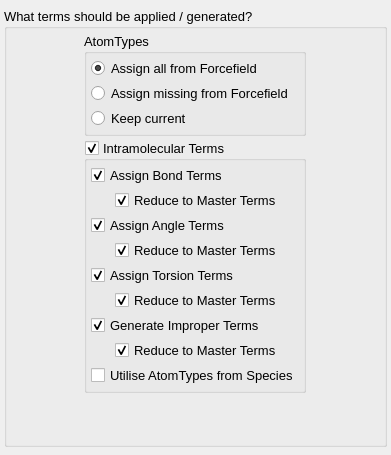
Before: the Qt Designer form src/gui/addforcefieldtermswizard.ui in disorderedmaterials/dissolve, drawn with Qt 5.
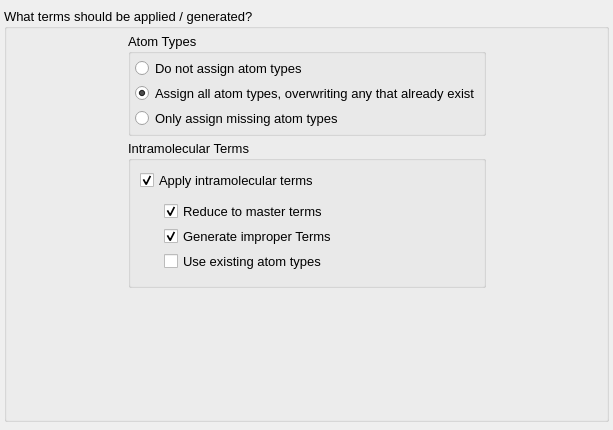
After: the same form once the commit is applied. The open tabs and pages were chosen to show the change. Custom widgets are drawn as their Qt base class.

Commit message: Simplify add forcefield terms dialog, and set charges from atomtypes directly to atoms.

What changed in the file:
```diff
--- a/src/gui/addforcefieldtermswizard.ui
+++ b/src/gui/addforcefieldtermswizard.ui
@@ -6,8 +6,8 @@
    <rect>
     <x>0</x>
     <y>0</y>
-    <width>391</width>
-    <height>455</height>
+    <width>613</width>
+    <height>430</height>
    </rect>
   </property>
   <property name="font">
@@ -123,7 +123,7 @@
             <item>
              <widget class="QGroupBox" name="AssignTypesGroup">
               <property name="title">
-               <string>AtomTypes</string>
+               <string>Atom Types</string>
               </property>
               <layout class="QVBoxLayout" name="verticalLayout_5">
                <property name="spacing">
@@ -141,10 +141,17 @@
                <property name="bottomMargin">
                 <number>4</number>
                </property>
+               <item>
+                <widget class="QRadioButton" name="AtomTypesKeepCurrentRadio">
+                 <property name="text">
+                  <string>Do not assign atom types</string>
+                 </property>
+                </widget>
+               </item>
                <item>
                 <widget class="QRadioButton" name="AtomTypesAssignAllRadio">
                  <property name="text">
-                  <string>Assign all from Forcefield</string>
+                  <string>Assign all atom types, overwriting any that already exist</string>
                  </property>
                  <property name="checked">
                   <bool>true</bool>
@@ -154,14 +161,7 @@
                <item>
                 <widget class="QRadioButton" name="AtomTypesAssignMissingRadio">
                  <property name="text">
-                  <string>Assign missing from Forcefield</string>
-                 </property>
-                </widget>
-               </item>
-               <item>
-                <widget class="QRadioButton" name="AtomTypesKeepCurrentRadio">
-                 <property name="text">
-                  <string>Keep current</string>
+                  <string>Only assign missing atom types</string>
                  </property>
                 </widget>
                </item>
@@ -174,47 +174,31 @@
                <string>Intramolecular Terms</string>
               </property>
               <property name="checkable">
-               <bool>true</bool>
+               <bool>false</bool>
               </property>
-              <layout class="QGridLayout" name="gridLayout">
-               <property name="leftMargin">
-                <number>4</number>
-               </property>
-               <property name="topMargin">
-                <number>4</number>
-               </property>
-               <property name="rightMargin">
-                <number>4</number>
-               </property>
-               <property name="bottomMargin">
-                <number>4</number>
-               </property>
-               <property name="spacing">
-                <number>4</number>
-               </property>
-               <item row="0" column="0" colspan="2">
-                <widget class="QCheckBox" name="BondTermsCheck">
-                 <property name="sizePolicy">
-                  <sizepolicy hsizetype="Preferred" vsizetype="Fixed">
-                   <horstretch>0</horstretch>
-                   <verstretch>0</verstretch>
-                  </sizepolicy>
-                 </property>
+              <layout class="QVBoxLayout" name="verticalLayout_2">
+               <item>
+                <widget class="QCheckBox" name="ApplyIntramolecularTermsCheck">
                  <property name="text">
-                  <string>Assign Bond Terms</string>
+                  <string>Apply intramolecular terms</string>
                  </property>
                  <property name="checked">
                   <bool>true</bool>
                  </property>
                 </widget>
                </item>
-               <item row="1" column="0">
+               <item>
+                <layout class="QHBoxLayout" name="horizontalLayout_2">
+                 <property name="spacing">
+                  <number>0</number>
+                 </property>
+                 <item>
                 <spacer name="horizontalSpacer">
                  <property name="orientation">
                   <enum>Qt::Horizontal</enum>
                  </property>
                  <property name="sizeType">
-                  <enum>QSizePolicy::Minimum</enum>
+                    <enum>QSizePolicy::Fixed</enum>
                  </property>
                  <property name="sizeHint" stdset="0">
                   <size>
@@ -224,40 +208,32 @@
                  </property>
                 </spacer>
                </item>
-               <item row="2" column="0" colspan="2">
-                <widget class="QCheckBox" name="AngleTermsCheck">
+                 <item>
+                  <widget class="QWidget" name="IntramolecularTermsWidget" native="true">
                  <property name="sizePolicy">
-                  <sizepolicy hsizetype="Preferred" vsizetype="Fixed">
+                    <sizepolicy hsizetype="Expanding" vsizetype="Preferred">
                    <horstretch>0</horstretch>
                    <verstretch>0</verstretch>
                   </sizepolicy>
                  </property>
-                 <property name="text">
-                  <string>Assign Angle Terms</string>
-                 </property>
-                 <property name="checked">
-                  <bool>true</bool>
-                 </property>
-                </widget>
-               </item>
-               <item row="3" column="1">
-                <widget class="QCheckBox" name="AngleTermsMasterCheck">
-                 <property name="sizePolicy">
-                  <sizepolicy hsizetype="Expanding" vsizetype="Fixed">
-                   <horstretch>0</horstretch>
-                   <verstretch>0</verstretch>
-                  </sizepolicy>
-                 </property>
-                 <property name="text">
-                  <string>Reduce to Master Terms</string>
-                 </property>
-                 <property name="checked">
-                  <bool>true</bool>
-                 </property>
-                </widget>
-               </item>
-               <item row="5" column="1">
-                <widget class="QCheckBox" name="TorsionTermsMasterCheck">
+                   <layout class="QVBoxLayout" name="verticalLayout_3">
+                    <property name="spacing">
+                     <number>4</number>
+                    </property>
+                    <property name="leftMargin">
+                     <number>4</number>
+                    </property>
+                    <property name="topMargin">
+                     <number>4</number>
+                    </property>
+                    <property name="rightMargin">
+                     <number>4</number>
+                    </property>
+                    <property name="bottomMargin">
+                     <number>4</number>
+                    </property>
+                    <item>
+                     <widget class="QCheckBox" name="ReduceToMasterTermsCheck">
                  <property name="sizePolicy">
                   <sizepolicy hsizetype="Expanding" vsizetype="Fixed">
                    <horstretch>0</horstretch>
@@ -265,86 +241,49 @@
                   </sizepolicy>
                  </property>
                  <property name="text">
-                  <string>Reduce to Master Terms</string>
+                       <string>Reduce to master terms</string>
                  </property>
                  <property name="checked">
                   <bool>true</bool>
                  </property>
                 </widget>
                </item>
-               <item row="4" column="0" colspan="2">
-                <widget class="QCheckBox" name="TorsionTermsCheck">
+                    <item>
+                     <widget class="QCheckBox" name="GenerateImproperTermsCheck">
                  <property name="sizePolicy">
-                  <sizepolicy hsizetype="Preferred" vsizetype="Fixed">
-                   <horstretch>0</horstretch>
-                   <verstretch>0</verstretch>
-                  </sizepolicy>
-                 </property>
-                 <property name="text">
-                  <string>Assign Torsion Terms</string>
-                 </property>
-                 <property name="checked">
-                  <bool>true</bool>
-                 </property>
-                </widget>
-               </item>
-               <item row="1" column="1">
-                <widget class="QCheckBox" name="BondTermsMasterCheck">
-                 <property name="sizePolicy">
                   <sizepolicy hsizetype="Expanding" vsizetype="Fixed">
                    <horstretch>0</horstretch>
                    <verstretch>0</verstretch>
                   </sizepolicy>
                  </property>
                  <property name="text">
-                  <string>Reduce to Master Terms</string>
+                       <string>Generate improper Terms</string>
                  </property>
                  <property name="checked">
                   <bool>true</bool>
                  </property>
                 </widget>
                </item>
-               <item row="8" column="0" colspan="2">
+                    <item>
                 <widget class="QCheckBox" name="UseTypesFromSpeciesCheck">
+                      <property name="sizePolicy">
+                       <sizepolicy hsizetype="Expanding" vsizetype="Fixed">
+                        <horstretch>0</horstretch>
+                        <verstretch>0</verstretch>
+                       </sizepolicy>
+                      </property>
                  <property name="toolTip">
                   <string>If enabled, current/assigned atom types in the Species will be used. If disabled, temporary types from the Forcefield will be generated and used to assign terms.</string>
                  </property>
                  <property name="text">
-                  <string>Utilise AtomTypes from Species</string>
+                       <string>Use existing atom types</string>
                  </property>
                 </widget>
                </item>
-               <item row="6" column="0" colspan="2">
-                <widget class="QCheckBox" name="ImproperTermsCheck">
-                 <property name="sizePolicy">
-                  <sizepolicy hsizetype="Preferred" vsizetype="Fixed">
-                   <horstretch>0</horstretch>
-                   <verstretch>0</verstretch>
-                  </sizepolicy>
-                 </property>
-                 <property name="text">
-                  <string>Generate Improper Terms</string>
-                 </property>
-                 <property name="checked">
-                  <bool>true</bool>
-                 </property>
-                </widget>
-               </item>
-               <item row="7" column="1">
-                <widget class="QCheckBox" name="ImproperTermsMasterCheck">
-                 <property name="sizePolicy">
-                  <sizepolicy hsizetype="Expanding" vsizetype="Fixed">
-                   <horstretch>0</horstretch>
-                   <verstretch>0</verstretch>
-                  </sizepolicy>
-                 </property>
-                 <property name="text">
-                  <string>Reduce to Master Terms</string>
-                 </property>
-                 <property name="checked">
-                  <bool>true</bool>
-                 </property>
-                </widget>
+                   </layout>
+                  </widget>
+                 </item>
+                </layout>
                </item>
               </layout>
              </widget>
```
Left out of the diff: 42 changed lines with no effect on the pictures. Lines whose indentation alone changed are shown as unchanged. The commit also changes 4 other files.
